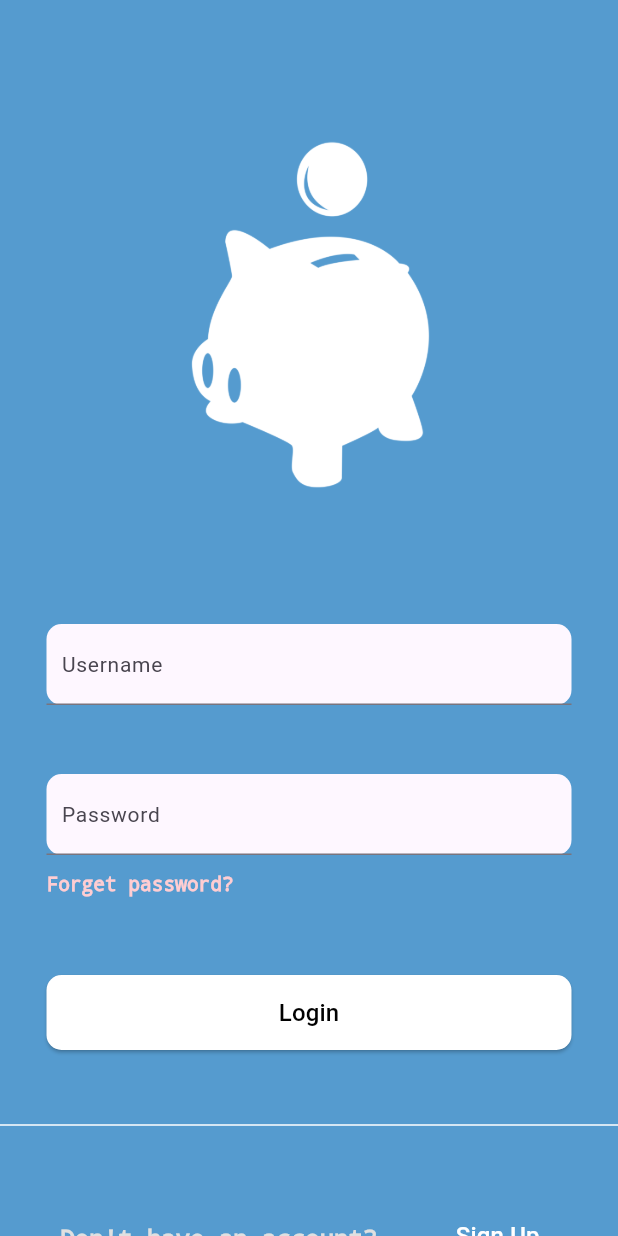
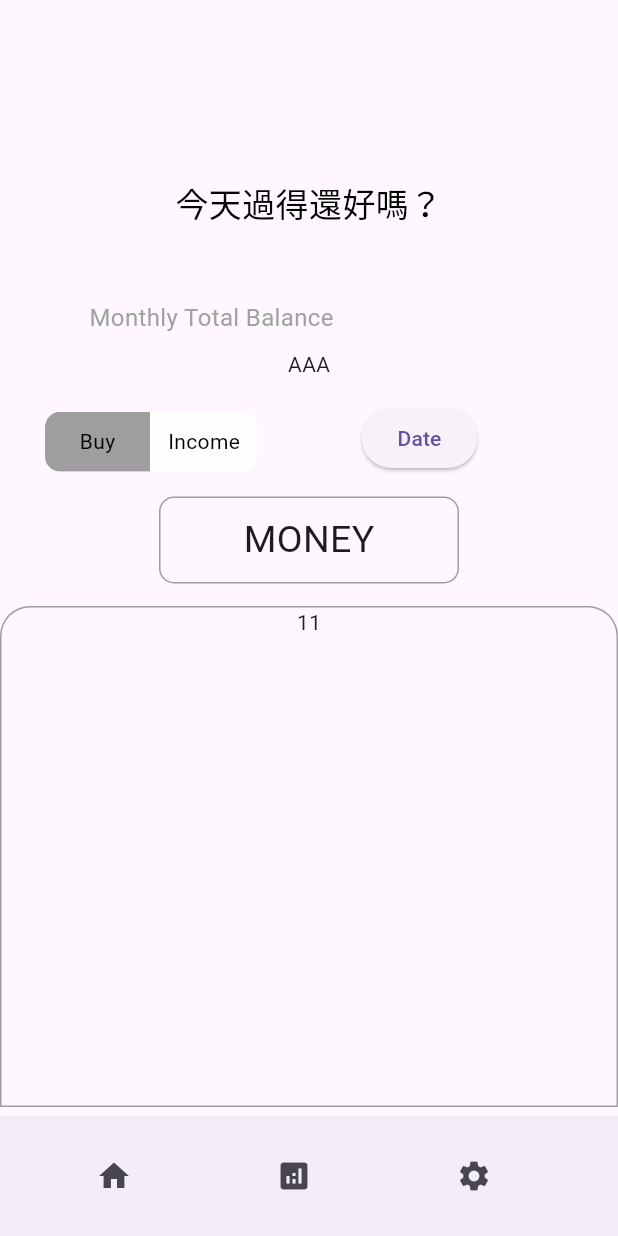
Before and after one commit to JiMoneyApp/JiMoney-Frontend, a Flutter app: the screen it shows after launch, after a tap on "Login", on a phone screen of 412 x 824 dp. Run offline on Flutter 3.47's test engine with Material 3 defaults, Android fonts, the phone set to English and light mode, and no system bars; drawn by our look-alikes of toggle_switch.

Commit message:
home_page finish v1 and create routes in main

```diff
--- /dev/null
+++ b/lib/AfterLogin/presentation/analytics_page.dart
@@ -0,0 +1,16 @@
+import 'package:flutter/cupertino.dart';
+import 'package:flutter/material.dart';
+
+class AnalyticsPage extends StatefulWidget {
+  const AnalyticsPage({super.key});
+
+  @override
+  State<AnalyticsPage> createState() => _AnalyticsPageState();
+}
+
+class _AnalyticsPageState extends State<AnalyticsPage> {
+  @override
+  Widget build(BuildContext context) {
+    return Container();
+  }
+}
--- /dev/null
+++ b/lib/AfterLogin/presentation/home_page.dart
@@ -0,0 +1,79 @@
+import 'package:flutter/cupertino.dart';
+import 'package:flutter/material.dart';
+import 'package:flutter/widgets.dart';
+import 'package:jimoney_frontend/AfterLogin/widgets/buy_income_show.dart';
+import 'package:jimoney_frontend/AfterLogin/widgets/buy_income_switch.dart';
+import 'package:jimoney_frontend/AfterLogin/widgets/date_button.dart';
+import 'package:jimoney_frontend/AfterLogin/widgets/encouragement.dart';
+import 'package:jimoney_frontend/AfterLogin/widgets/list_output.dart';
+import 'package:jimoney_frontend/AfterLogin/widgets/monthly_total_balance.dart';
+
+class HomePage extends StatefulWidget {
+  const HomePage({super.key});
+
+  @override
+  State<HomePage> createState() => _HomePageState();
+}
+
+class _HomePageState extends State<HomePage> {
+  @override
+  Widget build(BuildContext context) {
+    return Container(
+      height: double.maxFinite,
+      child: Scaffold(
+        body: Column(
+          children: <Widget>[
+            Container(
+              width: double.infinity,
+              child: Encouragement(),
+            ),
+            Padding(
+              padding: const EdgeInsets.fromLTRB(0, 0, 130, 10),
+              child: Text("Monthly Total Balance", style: TextStyle(fontSize: 16, color: Colors.grey.withOpacity(0.97)),),
+
+            ),
+            Container(
+              width: double.infinity,
+              child: MonthlyTotalBalance(),
+            ),
+            Row(
+              children: [
+                Container(
+                  alignment: Alignment.topLeft,
+                  child: Padding(
+                    padding: const EdgeInsets.fromLTRB(30, 20, 0, 0),
+                    child: BuyIncomeSwitch(),
+                  ),
+                ),
+                Container(
+                  child: DateButton(),
+                )
+              ],
+            ),
+            Container(
+              width: 200,
+              padding: EdgeInsets.only(top: 15),
+              child: BuyIncomeShow(),
+            ),
+            Container(
+              height: 349,
+              padding: EdgeInsets.only(top: 15),
+              child: ListOutput(),
+            )
+          ],
+        ),
+        bottomNavigationBar: BottomAppBar(
+          child: Row(
+            mainAxisSize: MainAxisSize.max,
+            mainAxisAlignment: MainAxisAlignment.start,
+            children: <Widget>[
+              SizedBox(child: IconButton(onPressed: (){}, icon: Icon(Icons.home)), width: 120,),
+              SizedBox(child: IconButton(onPressed: (){}, icon: Icon(Icons.analytics)), width: 120,),
+              SizedBox(child: IconButton(onPressed: (){}, icon: Icon(Icons.settings)), width: 120),
+            ],
+          )
+        ),
+      ),
+    );
+  }
+}
--- /dev/null
+++ b/lib/AfterLogin/presentation/settings_page.dart
@@ -0,0 +1,18 @@
+import 'package:flutter/cupertino.dart';
+import 'package:flutter/material.dart';
+
+class SettingsPage extends StatefulWidget {
+  const SettingsPage({super.key});
+
+  @override
+  State<SettingsPage> createState() => _SettingsPageState();
+}
+
+class _SettingsPageState extends State<SettingsPage> {
+  @override
+  Widget build(BuildContext context) {
+    return Container(
+
+    );
+  }
+}
--- /dev/null
+++ b/lib/AfterLogin/widgets/buy_income_show.dart
@@ -0,0 +1,28 @@
+import 'package:flutter/cupertino.dart';
+import 'package:flutter/material.dart';
+
+class BuyIncomeShow extends StatefulWidget {
+  const BuyIncomeShow({super.key});
+
+  @override
+  State<BuyIncomeShow> createState() => _BuyIncomeShowState();
+}
+
+class _BuyIncomeShowState extends State<BuyIncomeShow> {
+  @override
+  Widget build(BuildContext context) {
+    return Container(
+      decoration: BoxDecoration(
+        shape: BoxShape.rectangle,
+        borderRadius: BorderRadius.circular(10),
+        border: Border.all(color: Colors.grey)
+      ),
+      padding: EdgeInsets.only(top: 10, bottom: 10),
+      alignment: Alignment.center,
+      child: Text(
+        "MONEY",
+        style: TextStyle(fontSize: 25),
+      ),
+    );
+  }
+}
--- /dev/null
+++ b/lib/AfterLogin/widgets/buy_income_switch.dart
@@ -0,0 +1,31 @@
+import 'package:flutter/cupertino.dart';
+import 'package:flutter/material.dart';
+import 'package:toggle_switch/toggle_switch.dart';
+
+class BuyIncomeSwitch extends StatelessWidget {
+  const BuyIncomeSwitch({super.key});
+
+  @override
+  Widget build(BuildContext context) {
+    return Container(
+      child: ToggleSwitch(
+        minHeight: 40,
+        minWidth: 70,
+        initialLabelIndex: 0,
+        cornerRadius: 10.0,
+        activeFgColor: Colors.black,
+        inactiveBgColor: const Color.fromARGB(178, 255, 255, 255),
+        inactiveFgColor: Colors.black,
+        totalSwitches: 2,
+        labels: ['Buy', 'Income'],
+        activeBgColors: [
+          [Colors.grey],
+          [Colors.grey]
+        ],
+        onToggle: (index) {
+          print('switched to: $index');
+        },
+      ),
+    );
+  }
+}
--- /dev/null
+++ b/lib/AfterLogin/widgets/date_button.dart
@@ -0,0 +1,24 @@
+import 'package:flutter/cupertino.dart';
+import 'package:flutter/material.dart';
+
+class DateButton extends StatefulWidget {
+  const DateButton({super.key});
+
+  @override
+  State<DateButton> createState() => _DateButtonState();
+}
+
+class _DateButtonState extends State<DateButton> {
+  @override
+  Widget build(BuildContext context) {
+    return Container(
+      padding: EdgeInsets.fromLTRB(70, 15, 0, 0),
+      child: ElevatedButton(
+        onPressed: (){},
+        child: Text(
+          "Date"
+        )
+      )
+    );
+  }
+}
--- /dev/null
+++ b/lib/AfterLogin/widgets/encouragement.dart
@@ -0,0 +1,31 @@
+import 'package:flutter/cupertino.dart';
+import 'dart:math';
+import 'package:flutter/material.dart';
+
+class Encouragement extends StatelessWidget {
+  const Encouragement({super.key});
+
+  @override
+  Widget build(BuildContext context) {
+    return Container(
+      height: 200,
+      width: 600,
+      alignment: Alignment.center,
+      padding: EdgeInsets.fromLTRB(30, 80, 30, 10),
+      child: Text(
+        lines[Random().nextInt(4)],
+        style: TextStyle(color: Colors.black, fontSize: 22,),
+        textAlign: TextAlign.center,
+        textDirection: TextDirection.ltr,
+      ),
+    );
+  }
+}
+
+List<String> lines = [
+  "今天過得還好嗎？",
+  "今天過得充實嗎？",
+  "與你相遇的過程，\n是我一生中最快樂的時光。",
+  "在這個世界上總有一個人是等著你的，不管在什麼時候、什麼地方，總有這麼個人。",
+  "也許愛不是熱情，也不是懷念，不過是歲月，年深月久成了生活的一部分。",
+];
--- /dev/null
+++ b/lib/AfterLogin/widgets/list_output.dart
@@ -0,0 +1,28 @@
+import 'package:flutter/cupertino.dart';
+import 'package:flutter/material.dart';
+
+class ListOutput extends StatelessWidget {
+  const ListOutput({super.key});
+
+  @override
+  Widget build(BuildContext context) {
+    return Container(
+      width: double.maxFinite,
+      decoration: BoxDecoration(
+        shape: BoxShape.rectangle,
+        borderRadius: BorderRadius.only(topLeft: Radius.circular(20), topRight: Radius.circular(20)),
+        border: Border.all(color: Colors.grey)
+      ),
+      child: ListView(
+        scrollDirection: Axis.vertical,
+        children: <Widget>[
+          Center(
+            child: Text(
+              "11"
+            ),
+          )
+        ],
+      ),
+    );
+  }
+}
--- /dev/null
+++ b/lib/AfterLogin/widgets/monthly_total_balance.dart
@@ -0,0 +1,16 @@
+import 'package:flutter/cupertino.dart';
+
+class MonthlyTotalBalance extends StatelessWidget {
+  const MonthlyTotalBalance({super.key});
+
+  @override
+  Widget build(BuildContext context) {
+    return Container(
+      width: 600,
+      alignment: Alignment.topCenter,
+      child: Text(
+        "AAA"
+      ),
+    );
+  }
+}
--- a/lib/Register/presentation/login_page.dart
+++ b/lib/Register/presentation/login_page.dart
@@ -44,7 +44,9 @@ class _LoginPageState extends State<LoginPage> {
                     color: Colors.red.shade100),
               )),
           ElevatedButton(
-            onPressed: () {},
+            onPressed: () {
+              Navigator.pushNamed(context, '/home');
+            },
             child: Text(
               "Login",
               style: TextStyle(color: Colors.black, fontSize: 16),
@@ -58,7 +60,7 @@ class _LoginPageState extends State<LoginPage> {
             ),
           ),
           Divider(
-            height: 100,
+            height: 60,
             color: Colors.white,
           ),
           Row(
--- a/lib/main.dart
+++ b/lib/main.dart
@@ -1,4 +1,6 @@
 import 'package:flutter/material.dart';
+import 'package:jimoney_frontend/AfterLogin/presentation/analytics_page.dart';
+import 'package:jimoney_frontend/AfterLogin/presentation/home_page.dart';
 import 'package:jimoney_frontend/Login/presentation/login_afterlogoutpage.dart';
 import 'package:jimoney_frontend/Register/presentation/login_page.dart';
 import 'package:jimoney_frontend/Register/presentation/register_page.dart';
@@ -16,6 +18,13 @@ class App extends StatelessWidget {
     return MaterialApp(
       debugShowCheckedModeBanner: false,
       home: LoginPage(),
+      initialRoute: '/',
+      routes: {
+        '/login':(context) => const LoginPage(),
+        '/register':(context) => const RegisterPage(),
+        '/home': (context) => const HomePage(),
+        '/analytics': (context) => const AnalyticsPage(),
+  },
     );
   }
 }
--- a/pubspec.yaml
+++ b/pubspec.yaml
@@ -35,6 +35,7 @@ dependencies:
   # The following adds the Cupertino Icons font to your application.
   # Use with the CupertinoIcons class for iOS style icons.
   cupertino_icons: ^1.0.6
+  toggle_switch: ^2.3.0
 
 dev_dependencies:
   flutter_test:
```
Also changed, not shown: pubspec.lock, 6 other files.
